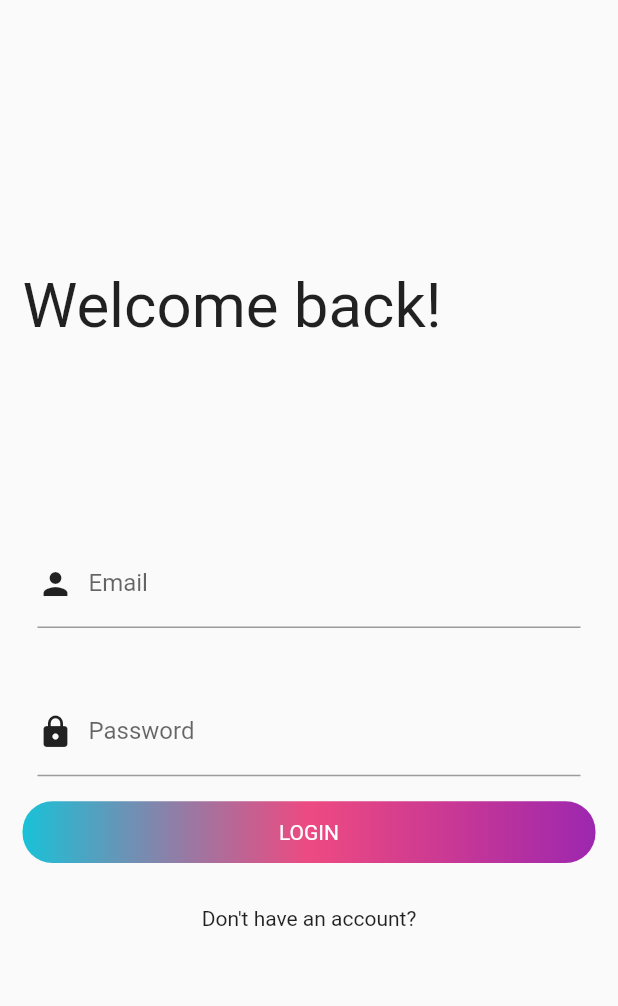
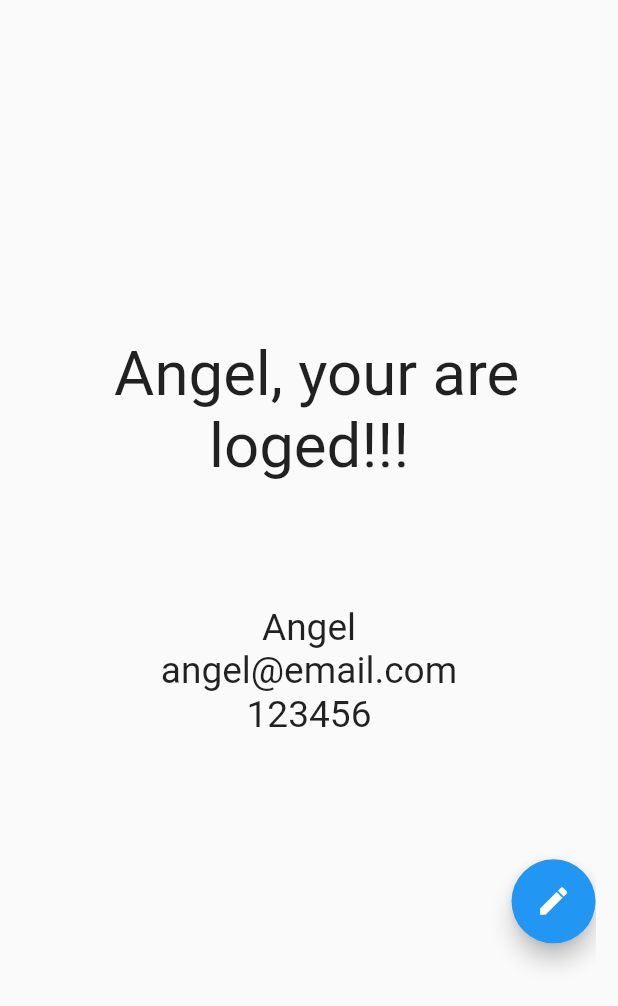
Before and after one commit to fagnerdossantos/crud_flutter, a Flutter app: the screen it shows after launch, on a phone screen of 412 x 824 dp. Shown: the top 1006 px of the screen. Run offline on Flutter 3.47's test engine with Material 2 defaults, Android fonts, the phone set to English and light mode, and no system bars.

Commit message:
Home Page
Home Page are done!

```diff
--- a/lib/app_widget.dart
+++ b/lib/app_widget.dart
@@ -1,3 +1,4 @@
+import 'package:crud_flutter/src/app/home/pages/home_page.dart';
 import 'package:crud_flutter/src/app/login/pages/login_page.dart';
 import 'package:crud_flutter/src/app/register/controllers/register_index_controller.dart';
 import 'package:crud_flutter/src/app/register/pages/register_page.dart';
@@ -19,8 +20,9 @@ class AppWidget extends StatelessWidget {
       ],
       child: MaterialApp(
         /* ROUTES */
-        initialRoute: "/login",
+        initialRoute: "/",
         routes: {
+          "/": (context) => const HomePage(),
           "/login": (context) => const LoginPage(),
           "/register": (context) => const RegisterPage(),
         },
--- /dev/null
+++ b/lib/src/app/home/pages/home_page.dart
@@ -0,0 +1,65 @@
+import 'package:crud_flutter/src/utils/pageModel/page_model.dart';
+import 'package:flutter/material.dart';
+
+class HomePage extends StatelessWidget {
+  const HomePage({Key? key}) : super(key: key);
+
+  @override
+  Widget build(BuildContext context) {
+    // Get the screen size
+    final Size size = MediaQuery.of(context).size;
+
+    return PageModel(
+      child: SizedBox(
+        height: size.height,
+        width: size.width,
+        child: Column(
+          mainAxisAlignment: MainAxisAlignment.center,
+          children: [
+            // Welcoming Text
+            Text(
+              " ${user[0]}, your are loged!!!",
+              style: TextStyle(
+                fontSize: size.height * 0.05,
+              ),
+              textAlign: TextAlign.center,
+            ),
+
+            // Some Space
+            SizedBox(
+              height: size.height * 0.1,
+            ),
+
+            // User info
+            for (int item = 0; item < user.length; item++)
+              Text(
+                user[item].toString(),
+                style: TextStyle(
+                  fontSize: size.height * 0.03,
+                ),
+                textAlign: TextAlign.center,
+              ),
+
+            // Some Space
+            SizedBox(
+              height: size.height * 0.1,
+            ),
+
+            Row(
+              mainAxisAlignment: MainAxisAlignment.end,
+              children: [
+                FloatingActionButton(
+                  onPressed: () {},
+                  child: const Icon(Icons.edit),
+                ),
+              ],
+            ),
+          ],
+        ),
+      ),
+    );
+  }
+}
+
+// Just tp prototype
+List<String> user = ["Angel", "angel@email.com", "123456"];
--- /dev/null
+++ b/lib/src/app/register/controllers/register_id_controller.dart
@@ -0,0 +1,10 @@
+import 'dart:math';
+
+class RegisterIdController {
+  // ID
+  late final int _id;
+  int get id => _id;
+
+  // Generate ID
+  void generateId() => _id = Random().nextInt(999999);
+}
```
Also changed, not shown: 1 other file.
